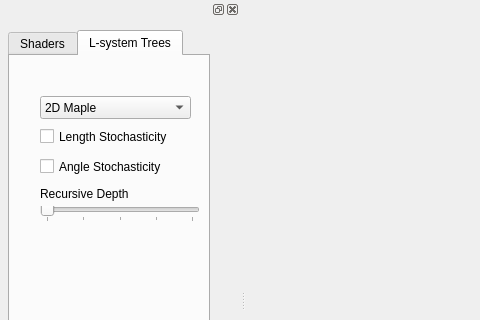
Qt form ui/mainwindow.ui (herewegoblueno/beagle) before a commit; both pictures show x 0 to 480 and y 0 to 320 of the 800 by 600 pixel window.
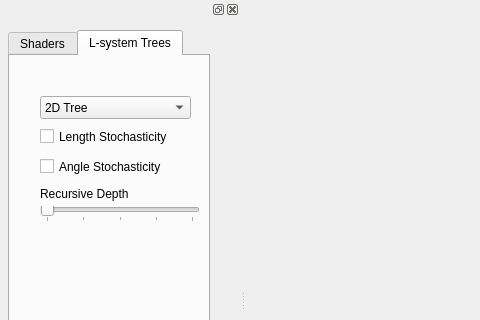
The same form after that commit.

Patch:
```diff
--- a/ui/mainwindow.ui
+++ b/ui/mainwindow.ui
@@ -183,16 +183,6 @@
             <height>23</height>
            </rect>
           </property>
-          <item>
-           <property name="text">
-            <string>2D Maple</string>
-           </property>
-          </item>
-          <item>
-           <property name="text">
-            <string>Seaweed</string>
-           </property>
-          </item>
           <item>
            <property name="text">
             <string>2D Tree</string>
```
Left out of the diff: 25 changed lines with no effect on the pictures.
